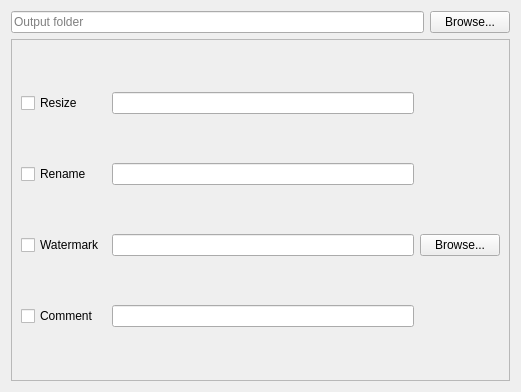
Qt form gui/outputtab.ui (gramanas/rrwc) before a commit.
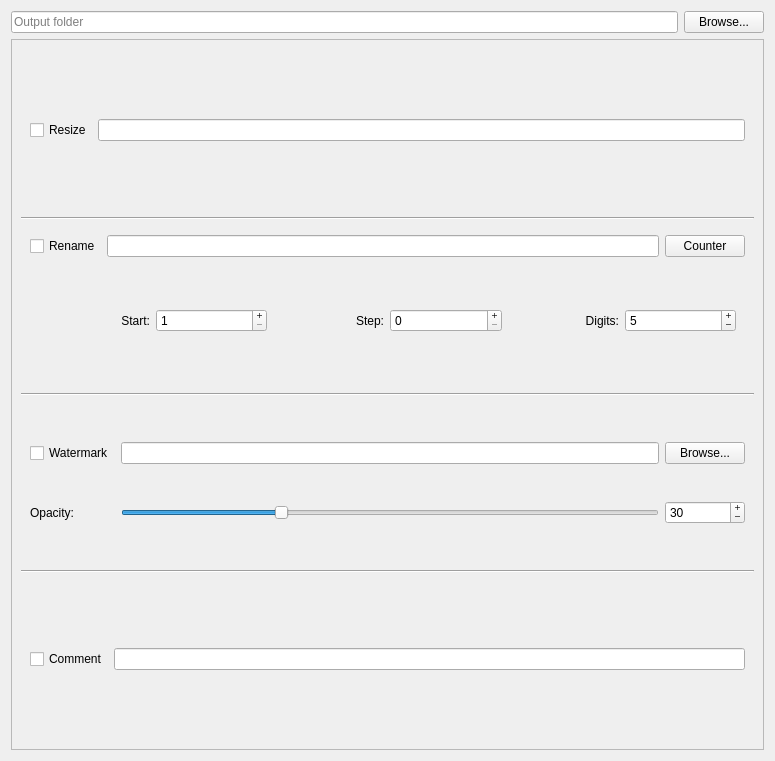
The same form after that commit.

```diff
--- a/gui/outputtab.ui
+++ b/gui/outputtab.ui
@@ -6,8 +6,8 @@
    <rect>
     <x>0</x>
     <y>0</y>
-    <width>521</width>
-    <height>392</height>
+    <width>775</width>
+    <height>761</height>
    </rect>
   </property>
   <property name="windowTitle">
@@ -36,53 +36,279 @@
      <property name="frameShadow">
       <enum>QFrame::Raised</enum>
      </property>
-     <layout class="QGridLayout" name="gridLayout_14">
-      <item row="0" column="0">
-       <widget class="QCheckBox" name="resize">
-        <property name="text">
-         <string>Resize</string>
+     <layout class="QVBoxLayout" name="verticalLayout">
+      <item>
+       <widget class="QFrame" name="frameResize">
+        <property name="mouseTracking">
+         <bool>false</bool>
         </property>
+        <property name="frameShape">
+         <enum>QFrame::NoFrame</enum>
+        </property>
+        <property name="frameShadow">
+         <enum>QFrame::Plain</enum>
+        </property>
+        <layout class="QGridLayout" name="gridLayout_3">
+         <item row="0" column="0">
+          <widget class="QCheckBox" name="resize">
+           <property name="text">
+            <string>Resize</string>
+           </property>
+          </widget>
+         </item>
+         <item row="0" column="1">
+          <widget class="QLineEdit" name="inputResize"/>
+         </item>
+        </layout>
        </widget>
       </item>
-      <item row="0" column="1">
-       <widget class="QLineEdit" name="inputResize"/>
+      <item>
+       <widget class="Line" name="line_3">
+        <property name="orientation">
+         <enum>Qt::Horizontal</enum>
+        </property>
+       </widget>
       </item>
-      <item row="1" column="0">
-       <widget class="QCheckBox" name="rename">
-        <property name="text">
-         <string>Rename</string>
+      <item>
+       <widget class="QFrame" name="frameRename">
+        <property name="frameShape">
+         <enum>QFrame::NoFrame</enum>
         </property>
+        <property name="frameShadow">
+         <enum>QFrame::Plain</enum>
+        </property>
+        <layout class="QGridLayout" name="gridLayout_2">
+         <item row="0" column="0">
+          <widget class="QCheckBox" name="rename">
+           <property name="text">
+            <string>Rename</string>
+           </property>
+          </widget>
+         </item>
+         <item row="0" column="1">
+          <widget class="QLineEdit" name="inputRename"/>
+         </item>
+         <item row="0" column="2">
+          <widget class="QPushButton" name="butCounter">
+           <property name="text">
+            <string>Counter</string>
+           </property>
+          </widget>
+         </item>
+         <item row="1" column="0" colspan="3">
+          <widget class="QFrame" name="frameCounter">
+           <layout class="QHBoxLayout" name="horizontalLayout">
+            <item>
+             <widget class="QLabel" name="labelStart">
+              <property name="text">
+               <string>Start:</string>
+              </property>
+              <property name="alignment">
+               <set>Qt::AlignRight|Qt::AlignTrailing|Qt::AlignVCenter</set>
+              </property>
+             </widget>
+            </item>
+            <item>
+             <widget class="QSpinBox" name="inputCounterStep">
+              <property name="buttonSymbols">
+               <enum>QAbstractSpinBox::PlusMinus</enum>
+              </property>
+              <property name="minimum">
+               <number>1</number>
+              </property>
+              <property name="maximum">
+               <number>999999</number>
+              </property>
+             </widget>
+            </item>
+            <item>
+             <widget class="QLabel" name="labelStep">
+              <property name="layoutDirection">
+               <enum>Qt::LeftToRight</enum>
+              </property>
+              <property name="frameShape">
+               <enum>QFrame::NoFrame</enum>
+              </property>
+              <property name="text">
+               <string>Step:</string>
+              </property>
+              <property name="alignment">
+               <set>Qt::AlignRight|Qt::AlignTrailing|Qt::AlignVCenter</set>
+              </property>
+             </widget>
+            </item>
+            <item>
+             <widget class="QSpinBox" name="inputCounterStart">
+              <property name="layoutDirection">
+               <enum>Qt::LeftToRight</enum>
+              </property>
+              <property name="autoFillBackground">
+               <bool>false</bool>
+              </property>
+              <property name="wrapping">
+               <bool>false</bool>
+              </property>
+              <property name="readOnly">
+               <bool>false</bool>
+              </property>
+              <property name="buttonSymbols">
+               <enum>QAbstractSpinBox::PlusMinus</enum>
+              </property>
+              <property name="accelerated">
+               <bool>true</bool>
+              </property>
+              <property name="showGroupSeparator" stdset="0">
+               <bool>false</bool>
+              </property>
+              <property name="maximum">
+               <number>999999</number>
+              </property>
+              <property name="value">
+               <number>0</number>
+              </property>
+             </widget>
+            </item>
+            <item>
+             <widget class="QLabel" name="latebDigits">
+              <property name="text">
+               <string>Digits:</string>
+              </property>
+              <property name="alignment">
+               <set>Qt::AlignRight|Qt::AlignTrailing|Qt::AlignVCenter</set>
+              </property>
+             </widget>
+            </item>
+            <item>
+             <widget class="QSpinBox" name="inputCounterDigits">
+              <property name="buttonSymbols">
+               <enum>QAbstractSpinBox::PlusMinus</enum>
+              </property>
+              <property name="minimum">
+               <number>1</number>
+              </property>
+              <property name="maximum">
+               <number>9</number>
+              </property>
+              <property name="value">
+               <number>5</number>
+              </property>
+             </widget>
+            </item>
+           </layout>
+          </widget>
+         </item>
+        </layout>
        </widget>
       </item>
-      <item row="1" column="1">
-       <widget class="QLineEdit" name="inputRename"/>
-      </item>
-      <item row="2" column="0">
-       <widget class="QCheckBox" name="watermark">
-        <property name="text">
-         <string>Watermark</string>
+      <item>
+       <widget class="Line" name="line_2">
+        <property name="orientation">
+         <enum>Qt::Horizontal</enum>
         </property>
        </widget>
       </item>
-      <item row="2" column="1">
-       <widget class="QLineEdit" name="inputWatermark"/>
-      </item>
-      <item row="2" column="2">
-       <widget class="QPushButton" name="butBrowseWatermark">
-        <property name="text">
-         <string>Browse...</string>
+      <item>
+       <widget class="QFrame" name="frameWatermark">
+        <property name="frameShape">
+         <enum>QFrame::NoFrame</enum>
         </property>
+        <property name="frameShadow">
+         <enum>QFrame::Plain</enum>
+        </property>
+        <layout class="QGridLayout" name="gridLayout_4">
+         <item row="0" column="0">
+          <widget class="QCheckBox" name="watermark">
+           <property name="text">
+            <string>Watermark</string>
+           </property>
+          </widget>
+         </item>
+         <item row="0" column="1">
+          <widget class="QLineEdit" name="inputWatermark"/>
+         </item>
+         <item row="0" column="2">
+          <widget class="QPushButton" name="butBrowseWatermark">
+           <property name="text">
+            <string>Browse...</string>
+           </property>
+          </widget>
+         </item>
+         <item row="1" column="0">
+          <widget class="QLabel" name="labelOpacity">
+           <property name="text">
+            <string>Opacity:</string>
+           </property>
+          </widget>
+         </item>
+         <item row="1" column="1">
+          <widget class="QSlider" name="sliderOpacity">
+           <property name="minimum">
+            <number>1</number>
+           </property>
+           <property name="maximum">
+            <number>100</number>
+           </property>
+           <property name="value">
+            <number>30</number>
+           </property>
+           <property name="orientation">
+            <enum>Qt::Horizontal</enum>
+           </property>
+          </widget>
+         </item>
+         <item row="1" column="2">
+          <widget class="QSpinBox" name="inputOpacity">
+           <property name="wrapping">
+            <bool>false</bool>
+           </property>
+           <property name="buttonSymbols">
+            <enum>QAbstractSpinBox::PlusMinus</enum>
+           </property>
+           <property name="minimum">
+            <number>1</number>
+           </property>
+           <property name="maximum">
+            <number>100</number>
+           </property>
+           <property name="singleStep">
+            <number>5</number>
+           </property>
+           <property name="value">
+            <number>30</number>
+           </property>
+          </widget>
+         </item>
+        </layout>
        </widget>
       </item>
-      <item row="3" column="0">
-       <widget class="QCheckBox" name="comment">
-        <property name="text">
-         <string>Comment</string>
+      <item>
+       <widget class="Line" name="line">
+        <property name="orientation">
+         <enum>Qt::Horizontal</enum>
         </property>
        </widget>
       </item>
-      <item row="3" column="1">
-       <widget class="QLineEdit" name="inputComment"/>
+      <item>
+       <widget class="QFrame" name="frameComment">
+        <property name="frameShape">
+         <enum>QFrame::NoFrame</enum>
+        </property>
+        <property name="frameShadow">
+         <enum>QFrame::Plain</enum>
+        </property>
+        <layout class="QGridLayout" name="gridLayout_5">
+         <item row="0" column="0">
+          <widget class="QCheckBox" name="comment">
+           <property name="text">
+            <string>Comment</string>
+           </property>
+          </widget>
+         </item>
+         <item row="0" column="1">
+          <widget class="QLineEdit" name="inputComment"/>
+         </item>
+        </layout>
+       </widget>
       </item>
      </layout>
     </widget>
```
Left out of the diff: 37 changed lines with no effect on the pictures.
